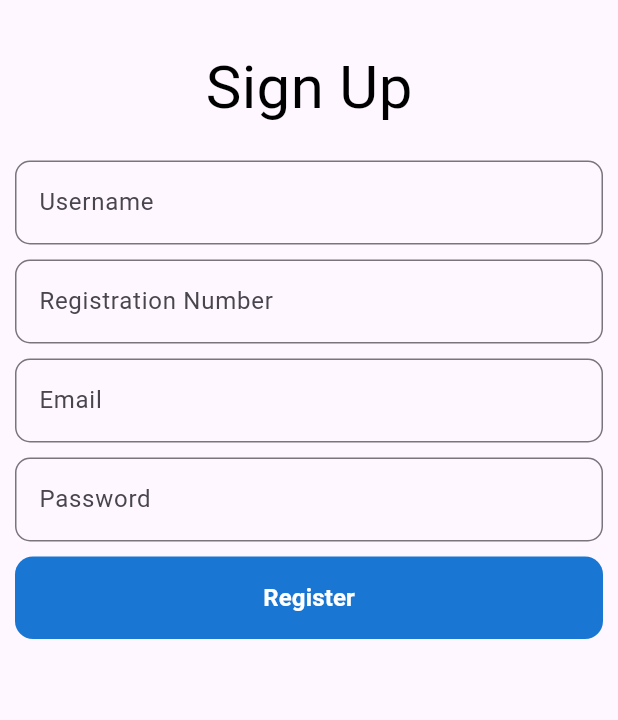
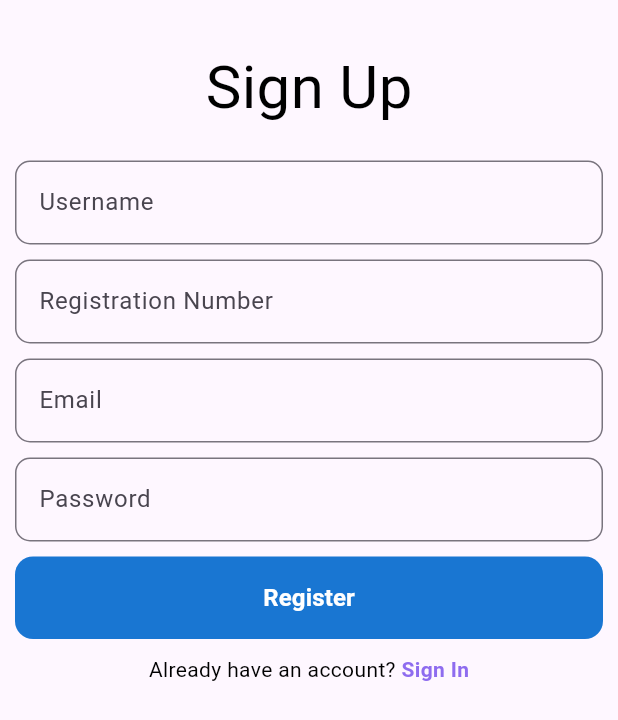
Before and after one commit to MujahidAmin1/CampusMart, a Flutter app: the AuthScreen screen opened directly, on a phone screen of 412 x 824 dp. Shown: the top 720 px of the screen. Run offline on Flutter 3.47's test engine with Material 3 defaults, Android fonts, the phone set to English and light mode, and no system bars; our stand-ins replace another_flushbar, appwrite, cloud_firestore, dotted_border, firebase_auth, firebase_core and 5 more; accounts and stored records are empty.

Commit message:
login and signup fixed

```diff
--- a/lib/core/img_picker.dart
+++ b/lib/core/img_picker.dart
@@ -1,5 +1,5 @@
+import 'dart:developer' show log;
 import 'dart:io';
-import 'dart:nativewrappers/_internal/vm/lib/developer.dart';
 import 'package:image_picker/image_picker.dart';
 
 Future<File?> pickImage() async {
--- a/lib/features/auth/controller/auth_controller.dart
+++ b/lib/features/auth/controller/auth_controller.dart
@@ -1,4 +1,4 @@
-import 'package:campus_mart/features/auth/repository/auth_repository.dart';
+import 'package:campusmart/features/auth/repository/auth_repository.dart';
 import 'package:riverpod/riverpod.dart';
 
 final authControllerProvider = StateNotifierProvider<AuthController, AsyncValue<void>>((ref) {
--- a/lib/features/auth/view/authscreen.dart
+++ b/lib/features/auth/view/authscreen.dart
@@ -1,8 +1,8 @@
-import 'package:campus_mart/features/auth/controller/auth_controller.dart';
-import 'package:campus_mart/features/auth/widget/submitBtn.dart';
+import 'package:campusmart/features/auth/controller/auth_controller.dart';
+import 'package:campusmart/features/auth/widget/submitBtn.dart';
 import 'package:flutter/material.dart';
 import 'package:flutter_riverpod/flutter_riverpod.dart';
-import 'package:campus_mart/core/utils/ktextstyle.dart';
+import 'package:campusmart/core/utils/ktextstyle.dart';
 
 final isSignupProvider = StateProvider<bool>(
   (ref) => true,
@@ -122,25 +122,47 @@ class _AuthScreenState extends ConsumerState<AuthScreen> {
                   },
                 ),
                 const SizedBox(height: 10),
-                buildSubmitButton(isSignup, authstate, () {
+                buildSubmitButton(isSignup, authstate, () async {
                   if (_formKey.currentState!.validate()) {
                     final authcontroller =
                         ref.read(authControllerProvider.notifier);
                     if (isSignup) {
-                      authcontroller.register(
+                      await authcontroller.register(
                         usernameController.text.trim(),
                         emailController.text.trim(),
                         regNoController.text.trim(),
                         passwordController.text.trim(),
                       );
                     } else {
-                      authcontroller.login(
+                     await authcontroller.login(
                         emailController.text.trim(),
                         passwordController.text.trim(),
                       );
                     }
                   }
-                })
+                  }
+                  ),                const SizedBox(height: 10),
+                  Row(
+                    mainAxisAlignment: MainAxisAlignment.center,
+                    children: [
+                      Text(
+                        isSignup
+                            ? "Already have an account? "
+                            : "Don't have an account? ",
+                        style: kTextStyle(size: 14),
+                      ),
+                      GestureDetector(
+                        onTap: () => toggleAuthStatus(ref, !isSignup),
+                        child: Text(
+                          isSignup ? "Sign In" : "Sign Up",
+                          style: kTextStyle(size: 14).copyWith(
+                            color: Color(0xff8E6CEF),
+                            fontWeight: FontWeight.bold,
+                          ),
+                        ),
+                      ),
+                    ],
+                  ),
               ],
             ),
           ),
--- a/lib/features/auth/widget/submitBtn.dart
+++ b/lib/features/auth/widget/submitBtn.dart
@@ -1,4 +1,4 @@
-import 'package:campus_mart/core/utils/ktextstyle.dart';
+import 'package:campusmart/core/utils/ktextstyle.dart';
 import 'package:flutter/material.dart';
 import 'package:flutter_riverpod/flutter_riverpod.dart';
 
--- a/lib/features/bottomNavBar/home/homeview.dart
+++ b/lib/features/bottomNavBar/home/homeview.dart
@@ -1,5 +1,5 @@
-import 'package:campus_mart/features/bottomNavBar/listings/view/listing_screen.dart';
-import 'package:campus_mart/features/bottomNavBar/navbar_controller..dart';
+import 'package:campusmart/features/bottomNavBar/listings/view/listing_screen.dart';
+import 'package:campusmart/features/bottomNavBar/navbar_controller..dart';
 import 'package:flutter/material.dart';
 import 'package:iconsax_flutter/iconsax_flutter.dart';
 import 'package:flutter_riverpod/flutter_riverpod.dart';
--- a/lib/features/bottomNavBar/listings/controller/listing_contr.dart
+++ b/lib/features/bottomNavBar/listings/controller/listing_contr.dart
@@ -1,7 +1,7 @@
 import 'dart:developer';
 
-import 'package:campus_mart/features/bottomNavBar/listings/repository/listing_repo.dart';
-import 'package:campus_mart/models/product.dart';
+import 'package:campusmart/features/bottomNavBar/listings/repository/listing_repo.dart';
+import 'package:campusmart/models/product.dart';
 import 'package:flutter_riverpod/flutter_riverpod.dart';
 
 final categoryFilterProvider = StateProvider<Category>((ref) => Category.all);
--- a/lib/features/bottomNavBar/listings/view/detailed_screen.dart
+++ b/lib/features/bottomNavBar/listings/view/detailed_screen.dart
@@ -1,5 +1,5 @@
-import 'package:campus_mart/core/utils/ktextstyle.dart';
-import 'package:campus_mart/models/product.dart';
+import 'package:campusmart/core/utils/ktextstyle.dart';
+import 'package:campusmart/models/product.dart';
 import 'package:flutter/material.dart';
 
 class ProductDetailedScreen extends StatefulWidget {
--- a/lib/features/bottomNavBar/listings/widget/img_source_sheet.dart
+++ b/lib/features/bottomNavBar/listings/widget/img_source_sheet.dart
@@ -1,4 +1,4 @@
-import 'package:campus_mart/core/img_picker.dart';
+import 'package:campusmart/core/img_picker.dart';
 import 'package:flutter/material.dart';
 import 'package:image_picker/image_picker.dart';
 
--- a/lib/features/bottomNavBar/listings/widget/product_display.dart
+++ b/lib/features/bottomNavBar/listings/widget/product_display.dart
@@ -1,5 +1,5 @@
-import 'package:campus_mart/core/utils/ktextstyle.dart';
-import 'package:campus_mart/core/utils/price_format.dart';
+import 'package:campusmart/core/utils/ktextstyle.dart';
+import 'package:campusmart/core/utils/price_format.dart';
 import 'package:flutter/material.dart';
 
 class ProductDisplay extends StatelessWidget {
--- a/lib/features/bottomNavBar/orders/controller/order_contr.dart
+++ b/lib/features/bottomNavBar/orders/controller/order_contr.dart
@@ -1,6 +1,6 @@
 
-import 'package:campus_mart/features/bottomNavBar/orders/repository/order_repo.dart';
-import 'package:campus_mart/models/order.dart';
+import 'package:campusmart/features/bottomNavBar/orders/repository/order_repo.dart';
+import 'package:campusmart/models/order.dart';
 import 'package:flutter_riverpod/flutter_riverpod.dart';
 
 final ordersProvider = StreamProvider.autoDispose<List<Order>>((ref) {
--- a/lib/features/bottomNavBar/orders/repository/order_repo.dart
+++ b/lib/features/bottomNavBar/orders/repository/order_repo.dart
@@ -1,7 +1,7 @@
 import 'dart:developer';
 
-import 'package:campus_mart/core/providers.dart';
-import 'package:campus_mart/models/order.dart';
+import 'package:campusmart/core/providers.dart';
+import 'package:campusmart/models/order.dart';
 import 'package:cloud_firestore/cloud_firestore.dart' hide Order;
 import 'package:firebase_auth/firebase_auth.dart';
 import 'package:flutter_riverpod/flutter_riverpod.dart';
--- a/lib/models/order.dart
+++ b/lib/models/order.dart
@@ -16,7 +16,7 @@ enum OrderStatus {
   processing,
   paid,
   shipped,
-  Recieved,
+  recieved,
   cancelled,
   completed,
 }
--- a/pubspec.yaml
+++ b/pubspec.yaml
@@ -1,4 +1,4 @@
-name: campus_mart
+name: campusmart
 description: "A new Flutter project."
 publish_to: 'none'
 version: 0.1.0
```
Also changed, not shown: lib/features/auth/repository/auth_repository.dart (+7 -1 lines), lib/features/bottomNavBar/listings/repository/listing_repo.dart (+4 -4 lines), lib/features/bottomNavBar/listings/view/create_prod_screen.dart (+7 -7 lines), lib/features/bottomNavBar/listings/view/listing_screen.dart (+8 -8 lines), lib/main.dart (+17 -19 lines), firebase.json, lib/firebase_options.dart, 10 other files.
